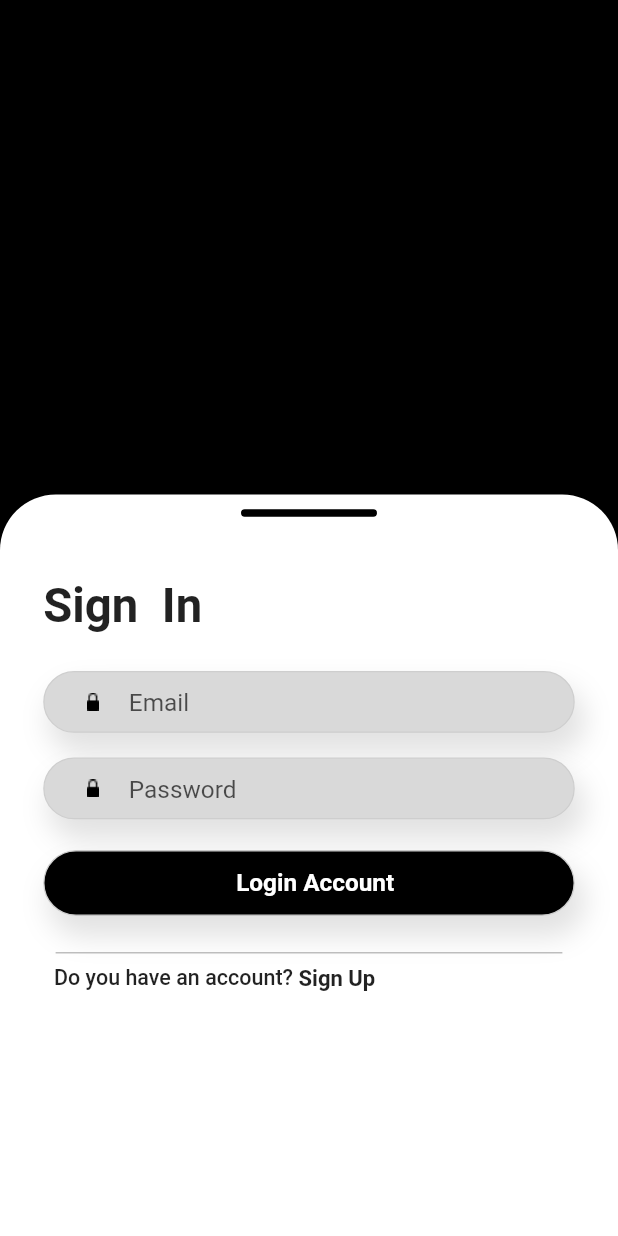
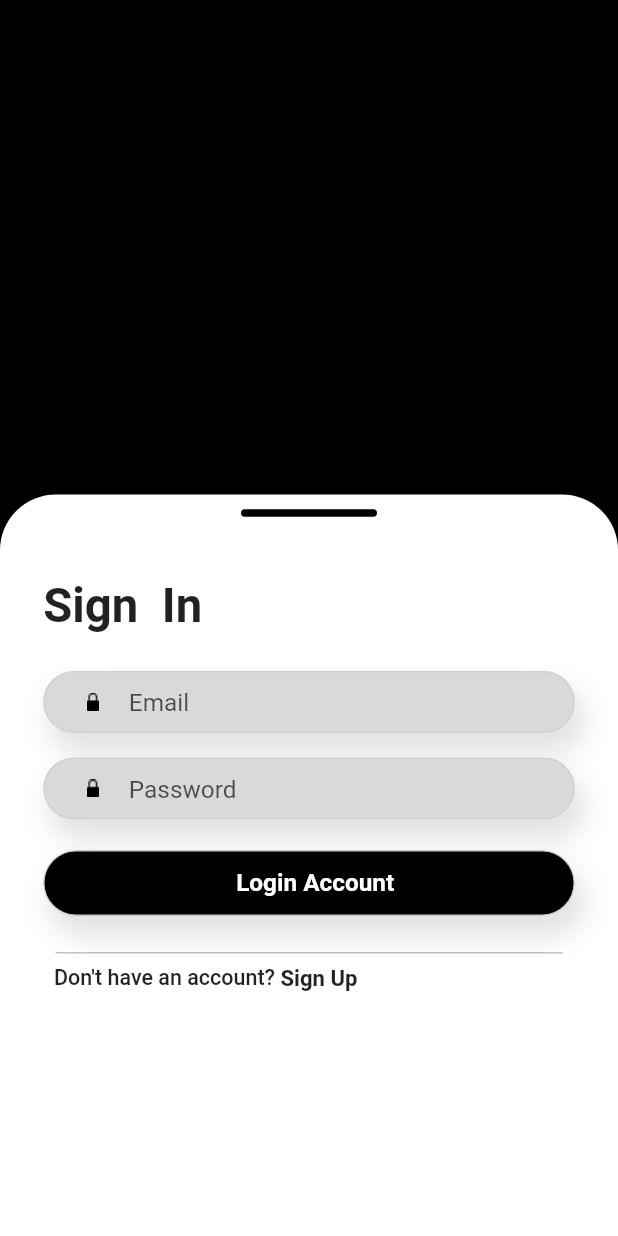
Before and after one commit to ridaprivt/flotoshare_flutter, a Flutter app: the screen it shows after launch, on a phone screen of 412 x 824 dp. Run offline on Flutter 3.47's test engine with Material 2 defaults, Android fonts, the light colour scheme and no system bars; our stand-ins replace cloud_firestore, firebase_auth, firebase_core, firebase_storage, get, google_fonts and 2 more; accounts and stored records are empty.

Commit message:
my second commit

```diff
--- a/lib/Auth/AuthPage.dart
+++ b/lib/Auth/AuthPage.dart
@@ -1,5 +1,4 @@
 // ignore_for_file: prefer_const_literals_to_create_immutables, prefer_const_constructors
-import 'package:firebase_auth/firebase_auth.dart';
 import 'package:flutter/material.dart';
 import 'SignIn.dart';
 import 'SignUp.dart';
--- a/lib/Auth/SignIn.dart
+++ b/lib/Auth/SignIn.dart
@@ -4,7 +4,6 @@ import 'package:flutter/material.dart';
 import 'package:get/get.dart';
 import 'package:responsive_sizer/responsive_sizer.dart';
 import 'package:google_fonts/google_fonts.dart';
-import 'package:get/get.dart';
 import 'package:firebase_auth/firebase_auth.dart';
 import 'SignUp.dart';
 import 'package:auth/main.dart';
@@ -108,7 +107,7 @@ class _SignInState extends State<SignIn> {
                   Row(
                     crossAxisAlignment: CrossAxisAlignment.center,
                     children: [
-                      Text('  Do you have an account?',
+                      Text('  Don\'t have an account?',
                           style: GoogleFonts.roboto(
                               textStyle: TextStyle(
                                   fontSize: 15.5.sp,
--- a/lib/Auth/SignUp.dart
+++ b/lib/Auth/SignUp.dart
@@ -4,7 +4,6 @@ import 'package:flutter/material.dart';
 import 'package:get/get.dart';
 import 'package:responsive_sizer/responsive_sizer.dart';
 import 'package:google_fonts/google_fonts.dart';
-import 'package:get/get.dart';
 import 'package:firebase_auth/firebase_auth.dart';
 import 'SignIn.dart';
 import 'package:auth/main.dart';
--- a/lib/Screens/HomePage.dart
+++ b/lib/Screens/HomePage.dart
@@ -1,13 +1,7 @@
 import 'package:flutter/material.dart'; // ignore_for_file: prefer_const_literals_to_create_immutables, prefer_const_constructors
-import 'package:firebase_auth/firebase_auth.dart';
-import 'package:firebase_core/firebase_core.dart';
-import 'package:flutter/material.dart';
 import 'package:responsive_sizer/responsive_sizer.dart';
-import 'package:get/get.dart';
 import 'package:google_fonts/google_fonts.dart';
 import 'package:cloud_firestore/cloud_firestore.dart';
-import 'Post.dart';
-import 'package:fancy_shimmer_image/fancy_shimmer_image.dart';
 
 class HomePage extends StatefulWidget {
   const HomePage({Key? key}) : super(key: key);
--- a/lib/Screens/Post.dart
+++ b/lib/Screens/Post.dart
@@ -2,11 +2,10 @@
 import 'package:flutter/material.dart';
 import 'package:image_picker/image_picker.dart';
 import 'package:responsive_sizer/responsive_sizer.dart';
-import 'dart:io';
 import 'package:firebase_storage/firebase_storage.dart';
 import 'package:cloud_firestore/cloud_firestore.dart';
 import 'package:get/get.dart';
-import 'package:firebase_auth/firebase_auth.dart';
+import 'dart:io';
 
 class Post extends StatefulWidget {
   const Post({super.key});
--- a/lib/Screens/Profile.dart
+++ b/lib/Screens/Profile.dart
@@ -2,10 +2,7 @@
 import 'package:firebase_auth/firebase_auth.dart';
 import 'package:flutter/material.dart';
 import 'package:responsive_sizer/responsive_sizer.dart';
-import 'package:get/get.dart';
-import 'package:firebase_core/firebase_core.dart';
 import 'package:google_fonts/google_fonts.dart';
-import 'package:flutter/material.dart';
 
 class Profile extends StatelessWidget {
   @override
--- a/lib/main.dart
+++ b/lib/main.dart
@@ -1,9 +1,9 @@
 // ignore_for_file: prefer_const_literals_to_create_immutables, prefer_const_constructors
-import 'package:firebase_auth/firebase_auth.dart';
-import 'package:firebase_core/firebase_core.dart';
 import 'package:flutter/material.dart';
 import 'package:responsive_sizer/responsive_sizer.dart';
 import 'package:get/get.dart';
+import 'package:firebase_auth/firebase_auth.dart';
+import 'package:firebase_core/firebase_core.dart';
 import 'Auth/AuthPage.dart';
 import 'Screens/HomePage.dart';
 import 'Screens/Post.dart';
```
